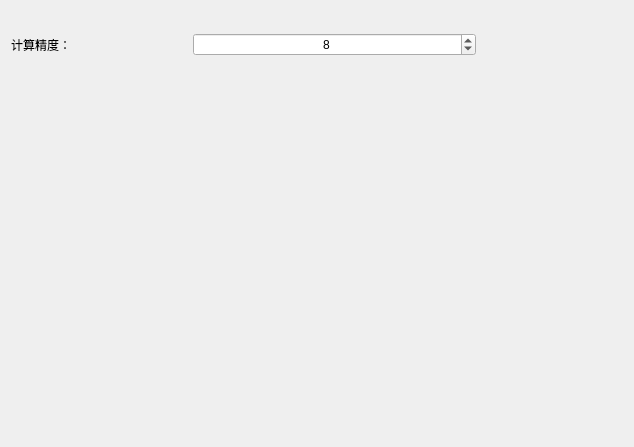
Old version of the form CCalculator/precisionpage.ui in the repository ChrisChen0904CY/CCalculator.
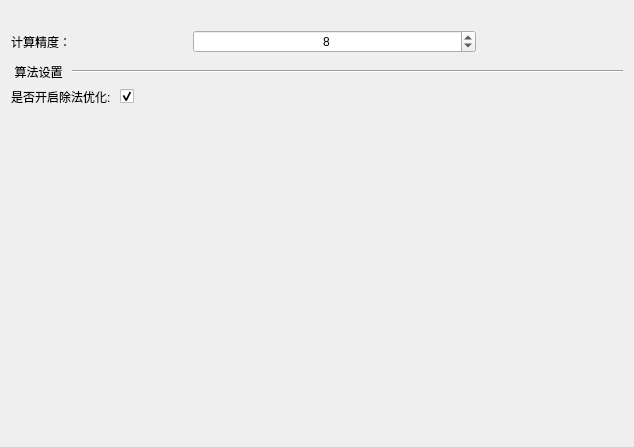
New version of the form. Icons and pictures are not drawn.

The edit to the form file:
```diff
--- a/CCalculator/precisionpage.ui
+++ b/CCalculator/precisionpage.ui
@@ -15,7 +15,7 @@
   </property>
   <layout class="QHBoxLayout" name="horizontalLayout_2">
    <item>
-    <layout class="QVBoxLayout" name="verticalLayout" stretch="1,2,20">
+    <layout class="QVBoxLayout" name="verticalLayout" stretch="1,2,0,0,20">
      <item>
       <spacer name="verticalSpacer">
        <property name="orientation">
@@ -124,6 +124,64 @@
        </item>
       </layout>
      </item>
+     <item>
+      <layout class="QHBoxLayout" name="horizontalLayout_4" stretch="2,20">
+       <item>
+        <widget class="QLabel" name="label_3">
+         <property name="text">
+          <string>算法设置</string>
+         </property>
+         <property name="alignment">
+          <set>Qt::AlignCenter</set>
+         </property>
+        </widget>
+       </item>
+       <item>
+        <widget class="Line" name="line">
+         <property name="orientation">
+          <enum>Qt::Horizontal</enum>
+         </property>
+        </widget>
+       </item>
+      </layout>
+     </item>
+     <item>
+      <layout class="QHBoxLayout" name="horizontalLayout_7">
+       <item>
+        <widget class="QLabel" name="label_2">
+         <property name="styleSheet">
+          <string notr="true">color: black;</string>
+         </property>
+         <property name="text">
+          <string>是否开启除法优化: </string>
+         </property>
+        </widget>
+       </item>
+       <item>
+        <widget class="QCheckBox" name="checkBox">
+         <property name="text">
+          <string/>
+         </property>
+         <property name="checked">
+          <bool>true</bool>
+         </property>
+        </widget>
+       </item>
+       <item>
+        <spacer name="horizontalSpacer_3">
+         <property name="orientation">
+          <enum>Qt::Horizontal</enum>
+         </property>
+         <property name="sizeHint" stdset="0">
+          <size>
+           <width>40</width>
+           <height>20</height>
+          </size>
+         </property>
+        </spacer>
+       </item>
+      </layout>
+     </item>
      <item>
       <spacer name="verticalSpacer_2">
        <property name="orientation">
```
